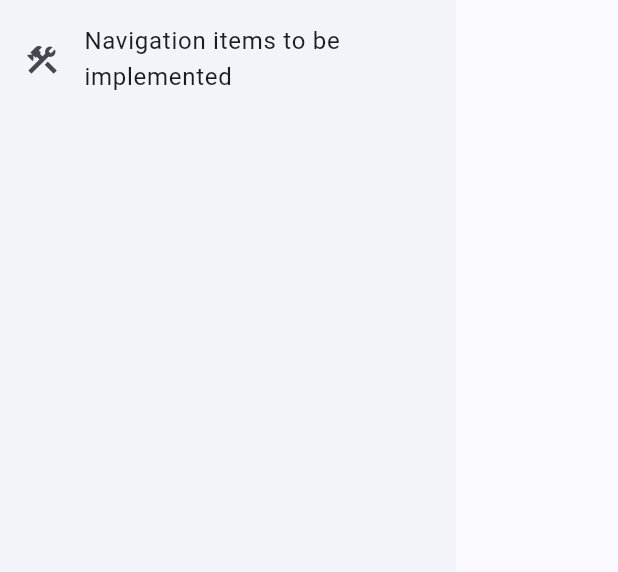
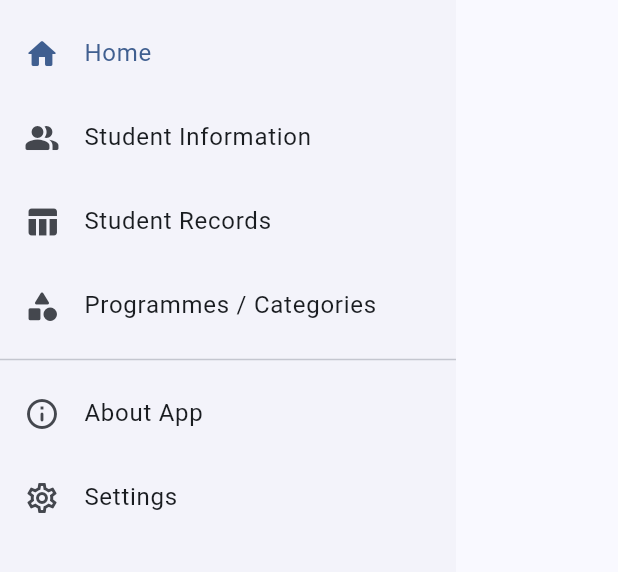
Before and after one commit to JustinJ03/StudentHub_Snoopy-Doggy, a Flutter app: the AppNavigationDrawer widget shown alone on an empty page, opened directly, on a phone screen of 412 x 824 dp, the part 242-814 px from its top. Run offline on Flutter 3.47's test engine with Material 3 defaults, Android fonts, the phone set to English and light mode, and no system bars; our stand-ins replace flutter_riverpod.

Commit message:
update navigation

```diff
--- a/lib/navigation/navigation.dart
+++ b/lib/navigation/navigation.dart
@@ -1,99 +1,16 @@
-// ============================================================================
-// File: navigation.dart
-// Description: Navigation Drawer — provides side navigation options
-//              for the application.
-//
-// REQUIREMENT 6: Navigation Drawer
-//   - Implement Drawer or NavigationDrawer to provide additional
-//     navigation options:
-//       • Home
-//       • Student Information
-//       • Student Records
-//       • About
-//       • Settings (optional extra page)
-//
-// REQUIREMENT 7: Bottom Navigation (implemented in main.dart)
-//   - The BottomNavigationBar / NavigationBar is already implemented
-//     in main.dart's MainShell widget.
-//   - This file handles the Drawer only.
-//
-// INSTRUCTIONS FOR DEVELOPER:
-//   1. This widget extends ConsumerWidget (Riverpod) so it has access
-//      to `ref` for reading/writing the provider.
-//   2. Build a Drawer with a DrawerHeader containing:
-//       - App name ("StudentHub")
-//       - App icon or logo
-//       - A subtitle or tagline
-//   3. Add ListTile items for each navigation destination:
-//       - Home (index 0)
-//       - Student Information (index 1)
-//       - Student Records (index 2)
-//       - About (index 3)
-//       - (Optional) Settings
-//   4. On tap, update the provider's selectedIndex and close the drawer:
-//       ref.read(studentProvider.notifier).setSelectedIndex(index);
-//       Navigator.pop(context); // close drawer
-//   5. Highlight the currently selected item using notifier.selectedIndex.
-//
-// RIVERPOD USAGE:
-//   - READ data:    final notifier = ref.watch(studentProvider);
-//   - MUTATE state: ref.read(studentProvider.notifier).setSelectedIndex(0);
-//
-// EXAMPLE SNIPPET:
-//   Drawer(
-//     child: ListView(
-//       padding: EdgeInsets.zero,
-//       children: [
-//         DrawerHeader(
-//           decoration: BoxDecoration(
-//             color: Theme.of(context).colorScheme.primary,
-//           ),
-//           child: Column(
-//             crossAxisAlignment: CrossAxisAlignment.start,
-//             mainAxisAlignment: MainAxisAlignment.end,
-//             children: [
-//               Icon(Icons.school, size: 48, color: Colors.white),
-//               SizedBox(height: 8),
-//               Text('StudentHub',
-//                 style: TextStyle(color: Colors.white, fontSize: 24)),
-//               Text('Student Management App',
-//                 style: TextStyle(color: Colors.white70)),
-//             ],
-//           ),
-//         ),
-//         ListTile(
-//           leading: const Icon(Icons.home),
-//           title: const Text('Home'),
-//           selected: notifier.selectedIndex == 0,
-//           onTap: () {
-//             ref.read(studentProvider.notifier).setSelectedIndex(0);
-//             Navigator.pop(context);
-//           },
-//         ),
-//         // ... more ListTiles for other pages
-//       ],
-//     ),
-//   )
-// ============================================================================
-
-// ignore_for_file: unused_import
-// remove this when your code has been implemented
-
 import 'package:flutter/material.dart';
 import 'package:flutter_riverpod/flutter_riverpod.dart';
 
-import '../providers/student_provider.dart';
+import '../providers/navigation_provider.dart';
 
+/// Navigation Drawer Widget
 class AppNavigationDrawer extends ConsumerWidget {
   const AppNavigationDrawer({super.key});
 
   @override
   Widget build(BuildContext context, WidgetRef ref) {
-    // TODO: Implement the Navigation Drawer
-    // Access the provider: final notifier = ref.watch(studentProvider);
-    // Build Drawer with DrawerHeader and ListTile items.
-    // On tap: ref.read(studentProvider.notifier).setSelectedIndex(index);
-    //         Navigator.pop(context);
+    final navState = ref.watch(navigationProvider);
+    final selectedIndex = navState.currentIndex;
 
     return Drawer(
       child: ListView(
@@ -124,14 +41,106 @@ class AppNavigationDrawer extends ConsumerWidget {
               ],
             ),
           ),
-          // TODO: Add navigation ListTile items here
-          // Each ListTile should update the provider index and close drawer
-          const ListTile(
-            leading: Icon(Icons.construction),
-            title: Text('Navigation items to be implemented'),
+          ListTile(
+            leading: const Icon(Icons.home_rounded),
+            title: const Text('Home'),
+            selected: selectedIndex == 0,
+            onTap: () {
+              ref.read(navigationProvider.notifier).setIndex(0);
+              Navigator.pop(context);
+            },
+          ),
+          ListTile(
+            leading: const Icon(Icons.people_alt_rounded),
+            title: const Text('Student Information'),
+            selected: selectedIndex == 1,
+            onTap: () {
+              ref.read(navigationProvider.notifier).setIndex(1);
+              Navigator.pop(context);
+            },
+          ),
+          ListTile(
+            leading: const Icon(Icons.table_chart_rounded),
+            title: const Text('Student Records'),
+            selected: selectedIndex == 2,
+            onTap: () {
+              ref.read(navigationProvider.notifier).setIndex(2);
+              Navigator.pop(context);
+            },
+          ),
+          ListTile(
+            leading: const Icon(Icons.category_rounded),
+            title: const Text('Programmes / Categories'),
+            selected: selectedIndex == 3,
+            onTap: () {
+              ref.read(navigationProvider.notifier).setIndex(3);
+              Navigator.pop(context);
+            },
+          ),
+          const Divider(),
+          ListTile(
+            leading: const Icon(Icons.info_outline_rounded),
+            title: const Text('About App'),
+            selected: selectedIndex == 4,
+            onTap: () {
+              ref.read(navigationProvider.notifier).setIndex(4);
+              Navigator.pop(context);
+            },
+          ),
+          ListTile(
+            leading: const Icon(Icons.settings_outlined),
+            title: const Text('Settings'),
+            selected: selectedIndex == 5,
+            onTap: () {
+              ref.read(navigationProvider.notifier).setIndex(5);
+              Navigator.pop(context);
+            },
           ),
         ],
       ),
     );
   }
 }
+
+/// Bottom Navigation Bar Widget
+class AppBottomNavigationBar extends ConsumerWidget {
+  const AppBottomNavigationBar({super.key});
+
+  @override
+  Widget build(BuildContext context, WidgetRef ref) {
+    final navState = ref.watch(navigationProvider);
+    final currentIndex = navState.currentIndex;
+
+    // Safety fallback: prevents crash if user opens About (4) or Settings (5) from drawer
+    final barIndex = currentIndex < 4 ? currentIndex : 0;
+
+    return NavigationBar(
+      selectedIndex: barIndex,
+      onDestinationSelected: (int index) {
+        ref.read(navigationProvider.notifier).setIndex(index);
+      },
+      destinations: const [
+        NavigationDestination(
+          icon: Icon(Icons.home_outlined),
+          selectedIcon: Icon(Icons.home_rounded),
+          label: 'Home',
+        ),
+        NavigationDestination(
+          icon: Icon(Icons.people_outline_rounded),
+          selectedIcon: Icon(Icons.people_alt_rounded),
+          label: 'Students',
+        ),
+        NavigationDestination(
+          icon: Icon(Icons.table_chart_outlined),
+          selectedIcon: Icon(Icons.table_chart_rounded),
+          label: 'Records',
+        ),
+        NavigationDestination(
+          icon: Icon(Icons.category_outlined),
+          selectedIcon: Icon(Icons.category_rounded),
+          label: 'Programmes',
+        ),
+      ],
+    );
+  }
+}
--- a/lib/providers/navigation_provider.dart
+++ b/lib/providers/navigation_provider.dart
@@ -16,7 +16,7 @@ class NavigationProvider extends ChangeNotifier {
     : assert(initialIndex >= 0 && initialIndex < destinationCount),
       _currentIndex = initialIndex;
 
-  static const int destinationCount = 4;
+  static const int destinationCount = 6;
 
   int _currentIndex;
   int get currentIndex => _currentIndex;
```
